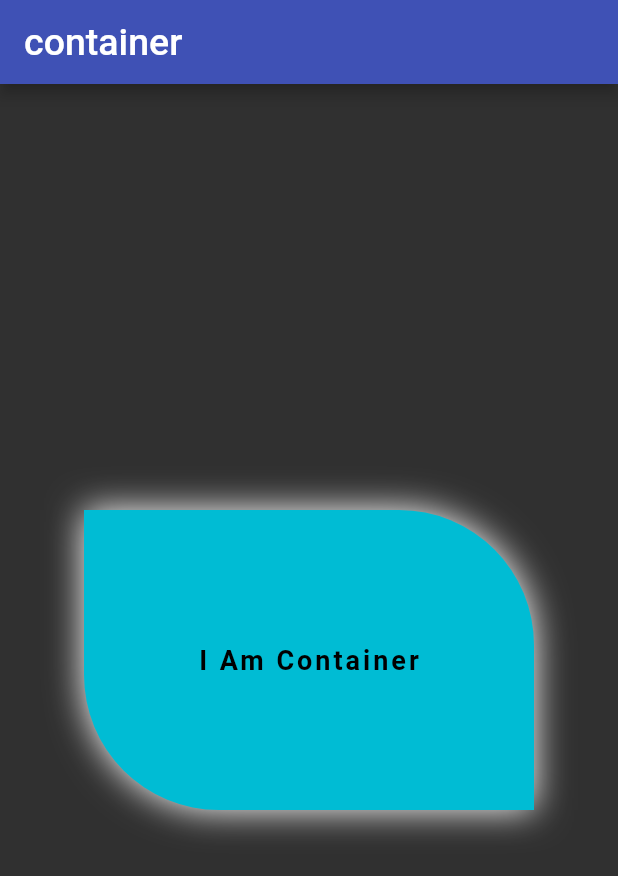
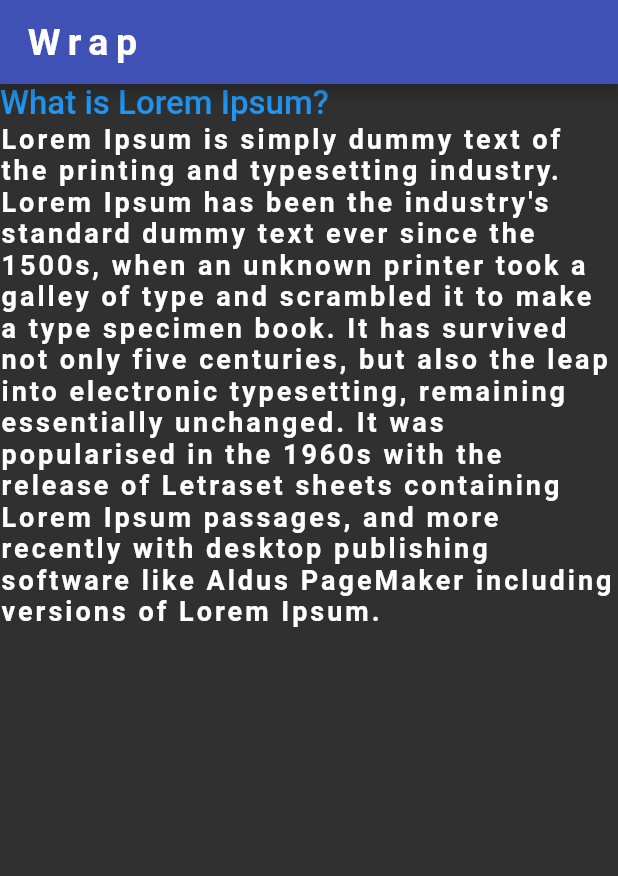
Before and after one commit to vishwanath-91/flutter_example, a Flutter app: the screen it shows after launch, on a phone screen of 412 x 824 dp. Shown: the top 876 px of the screen. Run offline on Flutter 3.47's test engine with Material 2 defaults, Android fonts, the phone set to English and light mode, and no system bars.

Commit message:
wrap widget

```diff
--- a/lib/main.dart
+++ b/lib/main.dart
@@ -1,6 +1,5 @@
 import 'package:flutter/material.dart';
-
-import 'container_widgets.dart';
+import 'package:flutter_example/wrap_widget.dart';
 
 void main() {
   runApp(const MyApp());
@@ -14,24 +13,28 @@ class MyApp extends StatelessWidget {
     return MaterialApp(
         debugShowCheckedModeBanner: false,
         theme: ThemeData(
-          appBarTheme: AppBarTheme(color: Colors.indigo),
+          appBarTheme: const AppBarTheme(
+              color: Colors.indigo,
+              titleTextStyle: TextStyle(
+                  letterSpacing: 5, fontWeight: FontWeight.bold, fontSize: 25)),
           brightness: Brightness.dark,
           textTheme: const TextTheme(
-              titleMedium: TextStyle(fontSize: 20),
-              titleSmall: TextStyle(fontSize: 15),
             titleLarge: TextStyle(
               fontSize: 25.0,
             ),
-              bodySmall: TextStyle(),
-              bodyLarge: TextStyle(color: Colors.indigo, fontSize: 22),
+            titleMedium: TextStyle(fontSize: 20),
+            titleSmall: TextStyle(fontSize: 15),
+            bodyLarge: TextStyle(color: Colors.blue, fontSize: 22),
             bodyMedium: TextStyle(
-                  color: Colors.black,
+                color: Colors.white,
                 fontSize: 18,
                 letterSpacing: 2,
-                  fontWeight: FontWeight.bold)),
+                fontWeight: FontWeight.bold),
+            bodySmall: TextStyle(),
+          ),
         ),
         home: const Scaffold(
-          body: ContainerWidgets(),
+          body: WrapWidget(),
         ));
   }
 }
--- /dev/null
+++ b/lib/wrap_widget.dart
@@ -0,0 +1,28 @@
+import 'package:flutter/material.dart';
+
+class WrapWidget extends StatelessWidget {
+  const WrapWidget({super.key});
+
+  @override
+  Widget build(BuildContext context) {
+    return Scaffold(
+      appBar: AppBar(title: Text("Wrap")),
+      body: Wrap(children: [
+        Text(
+          "What is Lorem Ipsum?",
+          style: Theme.of(context).textTheme.bodyLarge,
+        ),
+        Text(
+          "Lorem Ipsum is simply dummy text of the printing and typesetting industry. "
+          "Lorem Ipsum has been the industry's standard dummy text ever since the 1500s, when"
+          " an unknown printer took a galley of type and scrambled it to make a type specimen "
+          "book. It has survived not only five centuries, but also the leap into electronic typesetting, "
+          "remaining essentially unchanged. It was popularised in the 1960s with the release of Letraset "
+          "sheets containing Lorem Ipsum passages, and more recently with desktop publishing software like "
+          "Aldus PageMaker including versions of Lorem Ipsum.",
+          style: Theme.of(context).textTheme.bodyMedium,
+        )
+      ]),
+    );
+  }
+}
```
Lines whose indentation alone changed are shown as unchanged.
